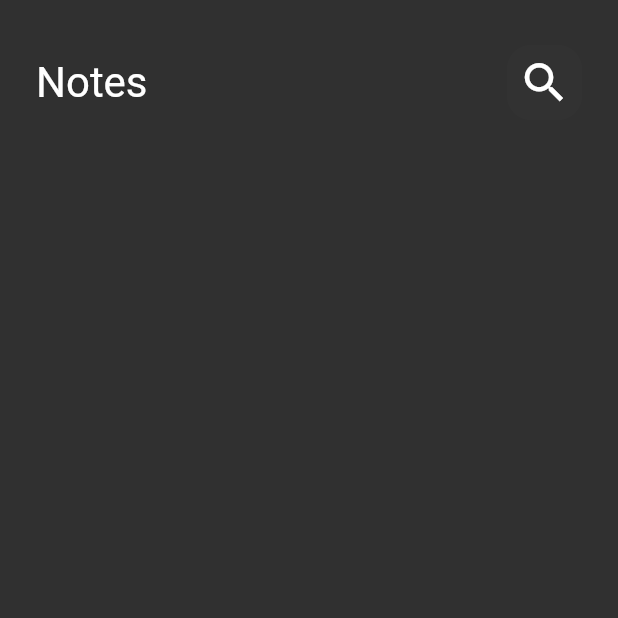
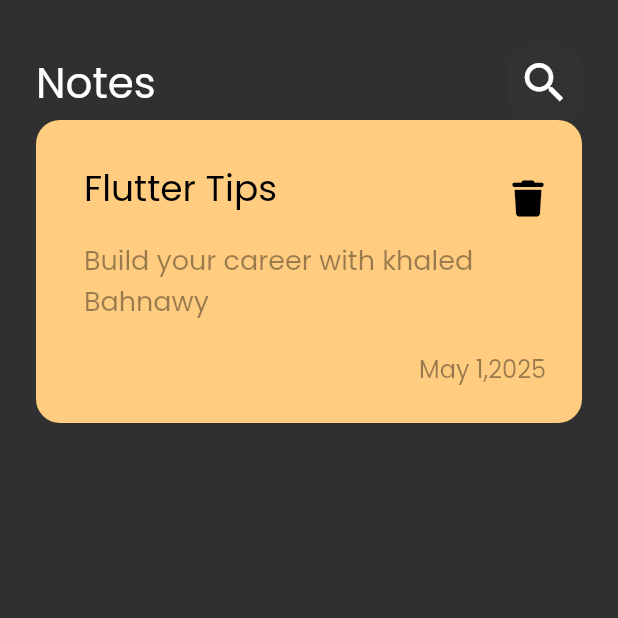
Before and after one commit to khaled-fcizu/notes_app, a Flutter app: the screen it shows after launch, on a phone screen of 412 x 824 dp, the top half of it. Run offline on Flutter 3.47's test engine with Material 3 defaults, Android fonts, the phone set to English and light mode, and no system bars; our stand-ins replace font_awesome_flutter.

Commit message:
create custom note item and change font family

```diff
--- a/lib/main.dart
+++ b/lib/main.dart
@@ -15,6 +15,7 @@ class NotesApp extends StatelessWidget {
       theme: ThemeData(
         brightness: Brightness.dark,
         useMaterial3: false,
+        fontFamily: 'Poppins',
       ),
       home: NotesView(),
     );
--- /dev/null
+++ b/lib/widgets/custom_note_item.dart
@@ -0,0 +1,57 @@
+import 'package:flutter/material.dart';
+import 'package:font_awesome_flutter/font_awesome_flutter.dart';
+
+class CustomNoteItem extends StatelessWidget {
+  const CustomNoteItem({super.key});
+
+  @override
+  Widget build(BuildContext context) {
+    return Container(
+      decoration: BoxDecoration(
+        color: Color(0xffFFCC80),
+        borderRadius: BorderRadius.circular(16),
+      ),
+      padding: EdgeInsets.only(
+        top: 24,
+        bottom: 24,
+        left: 16,
+        right: 8,
+      ),
+      child: Column(
+        crossAxisAlignment: CrossAxisAlignment.end,
+        children: [
+          ListTile(
+            title: Text(
+              'Flutter Tips',
+              style: TextStyle(fontSize: 24, color: Colors.black),
+            ),
+            subtitle: Padding(
+              padding: const EdgeInsets.only(top: 16, bottom: 16),
+              child: Text(
+                'Build your career with khaled Bahnawy',
+                style: TextStyle(
+                  fontSize: 18,
+                  color: Colors.black.withOpacity(.4),
+                ),
+              ),
+            ),
+            trailing: Icon(
+              FontAwesomeIcons.trash,
+              color: Colors.black,
+            ),
+          ),
+          Padding(
+            padding: const EdgeInsets.only(right: 16),
+            child: Text(
+              'May 1,2025',
+              style: TextStyle(
+                color: Colors.black.withOpacity(.4),
+                fontSize: 16,
+              ),
+            ),
+          ),
+        ],
+      ),
+    );
+  }
+}
--- a/lib/widgets/notes_view_body.dart
+++ b/lib/widgets/notes_view_body.dart
@@ -1,5 +1,6 @@
 import 'package:flutter/material.dart';
 import 'package:notes_app/widgets/custom_app_bar.dart';
+import 'package:notes_app/widgets/custom_note_item.dart';
 
 class NotesViewBody extends StatelessWidget {
   const NotesViewBody({super.key});
@@ -8,7 +9,13 @@ class NotesViewBody extends StatelessWidget {
   Widget build(BuildContext context) {
     return Padding(
       padding: const EdgeInsets.symmetric(horizontal: 24),
-      child: Column(children: [SizedBox(height: 30), CustomAppBar()]),
+      child: Column(
+        children: [
+          SizedBox(height: 30),
+          CustomAppBar(),
+          CustomNoteItem(),
+        ],
+      ),
     );
   }
 }
```
Also changed, not shown: pubspec.yaml (+6 -12 lines), assets/fonts/Poppins-Regular.ttf (added), pubspec.lock.
